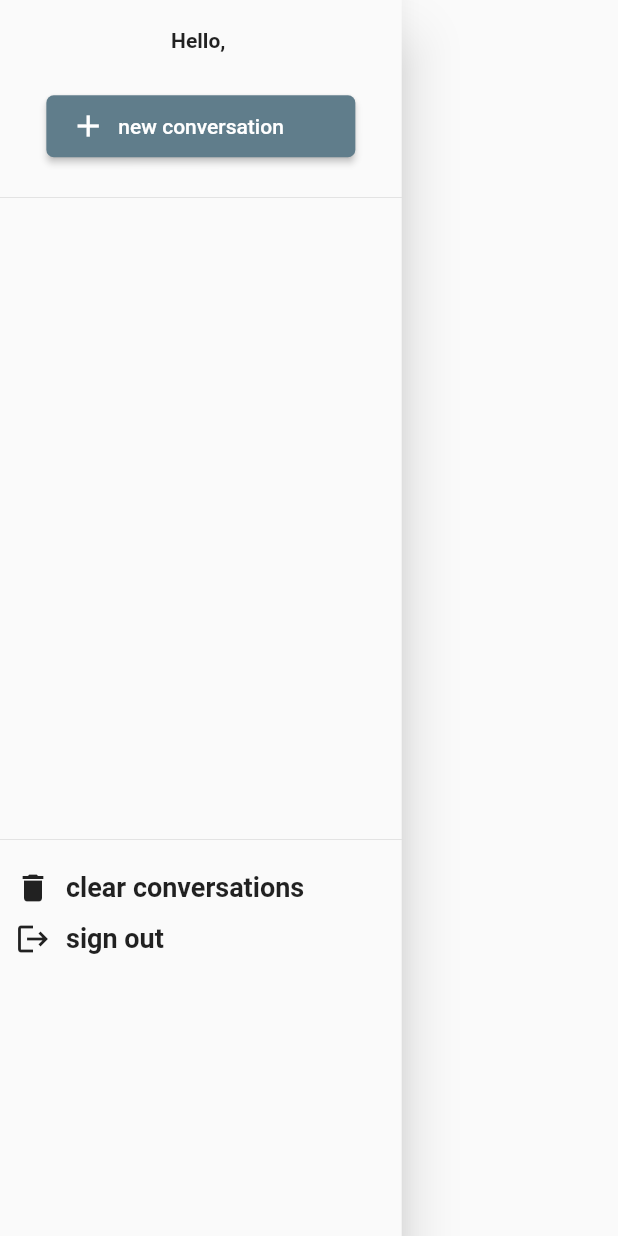
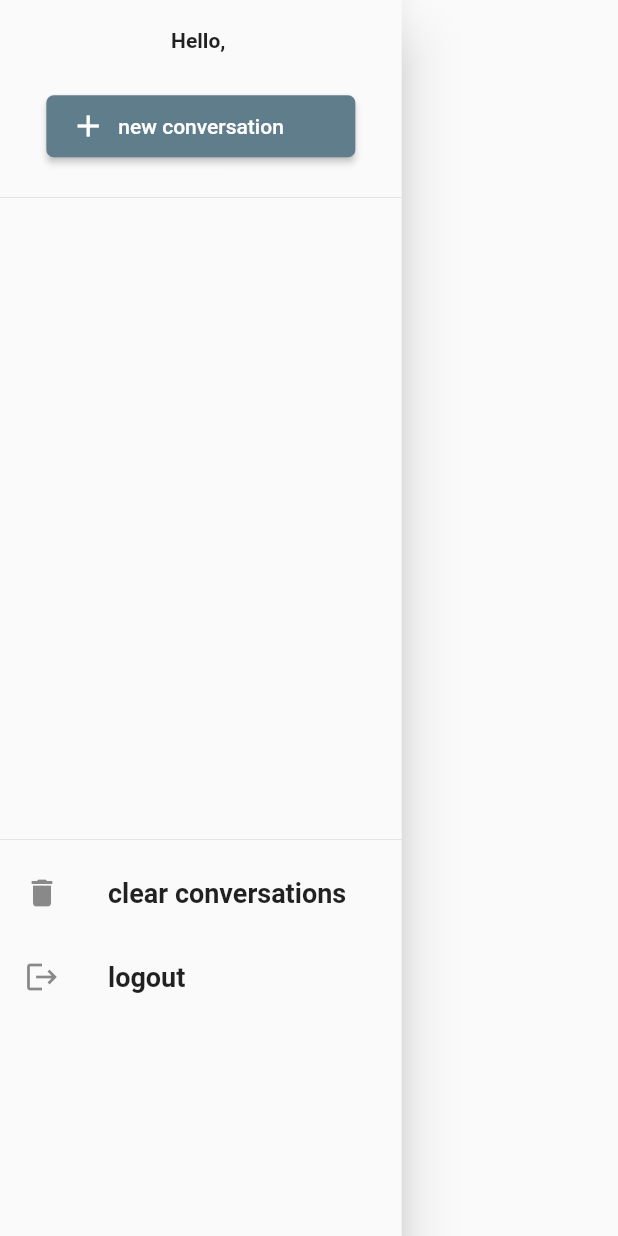
Before and after one commit to WassimAlkhalil/Flutter-ChatGPT, a Flutter app: the MyDrawer widget shown alone on an empty page, opened directly, on a phone screen of 412 x 824 dp. Run offline on Flutter 3.47's test engine with Material 2 defaults, Android fonts, the light colour scheme and no system bars; our stand-ins replace animated_text_kit, firebase_auth, firebase_core, flutter_slidable, flutter_spinkit, get and 4 more; missing offline and left inert: regexed_validator; accounts and stored records are empty.

```diff
--- a/ChatGPT/lib/Authentication/SignIn/signin.dart
+++ b/ChatGPT/lib/Authentication/SignIn/signin.dart
@@ -2,15 +2,14 @@ import 'package:flutter/material.dart';
 import 'package:firebase_auth/firebase_auth.dart';
 
 import 'package:social_login_buttons/social_login_buttons.dart';
-import 'package:thinktaktic/Home/home.dart';
-import 'package:thinktaktic/Services/google_service.dart';
 
 import '../../Components/my_alert_dialog.dart';
 import '../../Components/my_animated_text_kit.dart';
 import '../../Components/my_text_form_field_email.dart';
 import '../../Components/my_text_form_field_password.dart';
+import '../../Home/home.dart';
+import '../../Services/google_service.dart';
 import '../ResetPassword/reset_password.dart';
-
 
 class SignIn extends StatefulWidget {
   const SignIn({Key? key, required this.showSignUp}) : super(key: key);
--- a/ChatGPT/lib/Authentication/SignUp/signup.dart
+++ b/ChatGPT/lib/Authentication/SignUp/signup.dart
@@ -2,13 +2,13 @@ import 'package:firebase_auth/firebase_auth.dart';
 import 'package:flutter/material.dart';
 
 import 'package:social_login_buttons/social_login_buttons.dart';
-import 'package:thinktaktic/MainPage/verify_email.dart';
-import 'package:thinktaktic/Services/google_service.dart';
 
 import '../../Components/my_alert_dialog.dart';
 import '../../Components/my_animated_text_kit.dart';
 import '../../Components/my_text_form_field_email.dart';
 import '../../Components/my_text_form_field_password.dart';
+import '../../MainPage/verify_email.dart';
+import '../../Services/google_service.dart';
 
 class SignUp extends StatefulWidget {
   const SignUp({Key? key, required this.showSignIn}) : super(key: key);
--- a/ChatGPT/lib/Drawer/drawer.dart
+++ b/ChatGPT/lib/Drawer/drawer.dart
@@ -13,10 +13,11 @@ class MyDrawer extends StatefulWidget {
 
 class _MyDrawerState extends State<MyDrawer> {
   final List<String> conversations = [];
+
   void addConversation() {
     setState(
       () {
-        conversations.add('New conversation');
+        conversations.add('new conversation');
       },
     );
   }
@@ -34,6 +35,7 @@ class _MyDrawerState extends State<MyDrawer> {
     return Drawer(
       width: MediaQuery.of(context).size.width * 0.65,
       child: SafeArea(
+        child: SingleChildScrollView(
           child: LayoutBuilder(
             builder: (context, constraints) {
               final heightScreen = MediaQuery.of(context).size.height;
@@ -74,12 +76,10 @@ class _MyDrawerState extends State<MyDrawer> {
                       ],
                     ),
                   ),
-
                   // DIVIDER
                   const Divider(
                     thickness: 0.5,
                   ),
-
                   // LIST OF CONVERSATIONS WITH SLIDABLE ACTIONS AND TEXT FORM FIELD TO EDIT CONVERSATION NAME
                   SizedBox(
                     height: heightScreen * 0.5,
@@ -88,7 +88,6 @@ class _MyDrawerState extends State<MyDrawer> {
                       itemBuilder: (context, index) {
                         final name = conversations[index];
                         return ListTile(
-                        // MAKE THE LIST TILE SLIDABLE TO DELETE CONVERSATION
                           title: Slidable(
                             key: Key(name),
                             endActionPane: ActionPane(
@@ -115,15 +114,7 @@ class _MyDrawerState extends State<MyDrawer> {
                               },
                             ),
                           ),
-                        onTap: () {
-                          Navigator.pushNamed(
-                            context,
-                            '/chat',
-                            arguments: {
-                              'name': name,
-                            },
-                          );
-                        },
+                          onTap: () {},
                         );
                       },
                     ),
@@ -132,75 +123,47 @@ class _MyDrawerState extends State<MyDrawer> {
                   const Divider(
                     thickness: 0.5,
                   ),
-                SizedBox(
-                  height: heightScreen * 0.1,
-                  child: Column(
-                    mainAxisAlignment: MainAxisAlignment.center,
-                    children: [
-                      Padding(
-                        padding: const EdgeInsets.symmetric(
-                          horizontal: 10.0,
-                          vertical: 5.0,
-                        ),
-                        child: SizedBox(
-                          child: GestureDetector(
-                            onTap: () {
-                              setState(() {
-                                conversations.clear();
-                              });
-                            },
-                            child: Row(
-                              children: const [
-                                Icon(
-                                  Icons.delete,
-                                ),
-                                SizedBox(width: 10),
-                                Text(
+                  // CLEAR CONVERSATIONS
+                  ListTile(
+                    leading: const Icon(Icons.delete),
+                    title: const Text(
                       'clear conversations',
                       style: TextStyle(
                         fontSize: 18.0,
                         fontWeight: FontWeight.bold,
                       ),
                     ),
-                              ],
+                    onTap: () {
+                      setState(() {
+                        conversations.clear();
+                      });
+                    },
                   ),
-                          ),
-                        ),
-                      ),
-                      Padding(
-                        padding: const EdgeInsets.symmetric(
-                          horizontal: 10.0,
-                          vertical: 5.0,
-                        ),
-                        child: GestureDetector(
-                          onTap: () async {
-                            await FirebaseAuth.instance.signOut();
-                          },
-                          child: Row(
-                            children: const [
-                              Icon(
-                                Icons.logout,
-                              ),
-                              SizedBox(width: 10),
-                              Text(
-                                'sign out',
+                  // LOGOUT BUTTON
+                  ListTile(
+                    leading: const Icon(Icons.logout),
+                    title: const Text(
+                      'logout',
                       style: TextStyle(
                         fontSize: 18.0,
                         fontWeight: FontWeight.bold,
                       ),
                     ),
-                            ],
-                          ),
-                        ),
-                      ),
-                    ],
-                  ),
+                    onTap: () {
+                      FirebaseAuth.instance.signOut();
+                      Navigator.pushNamedAndRemoveUntil(
+                        context,
+                        '/splash',
+                        (route) => false,
+                      );
+                    },
                   ),
                 ],
               );
             },
           ),
         ),
+      ),
     );
   }
 }
--- a/ChatGPT/lib/Splash Screen/splash_screen.dart
+++ b/ChatGPT/lib/Splash Screen/splash_screen.dart
@@ -1,7 +1,8 @@
 import 'dart:async';
 import 'package:flutter/material.dart';
 import 'package:lottie/lottie.dart';
-import 'package:thinktaktic/MainPage/auth_page.dart';
+
+import '../MainPage/auth_page.dart';
 
 class SplashScreen extends StatefulWidget {
   const SplashScreen({super.key});
--- a/ChatGPT/lib/main.dart
+++ b/ChatGPT/lib/main.dart
@@ -5,6 +5,8 @@ import 'package:get/get.dart';
 import 'package:get_storage/get_storage.dart';
 import 'package:thinktaktic/Home/mode.dart';
 import 'package:thinktaktic/MainPage/main_page.dart';
+
+import 'Splash Screen/splash_screen.dart';
 
 void main() async {
   WidgetsFlutterBinding.ensureInitialized();
@@ -28,6 +30,9 @@ class MyApp extends StatelessWidget {
       theme: Mode().ligttheme,
       darkTheme: Mode().darktheme,
       themeMode: Mode().getThemeMode(),
+      routes: {
+        '/splash': (context) => const SplashScreen(),
+      },
       home: const MainPage(),
     );
   }
--- a/ChatGPT/pubspec.yaml
+++ b/ChatGPT/pubspec.yaml
@@ -48,8 +48,8 @@ dependencies:
   get: ^4.6.5
   flutter_chatgpt_api: ^1.1.0
   provider: ^6.0.5
+  flutter_spinkit: ^5.1.0
   http: ^0.13.5
-  flutter_spinkit: ^5.1.0
 
 
 dev_dependencies:
```
Also changed, not shown: ChatGPT/lib/Components/my_chat_input_field.dart (+6 -4 lines), ChatGPT/lib/Home/home.dart (+25 -27 lines), 2 other files. Lines whose indentation alone changed are shown as unchanged.
